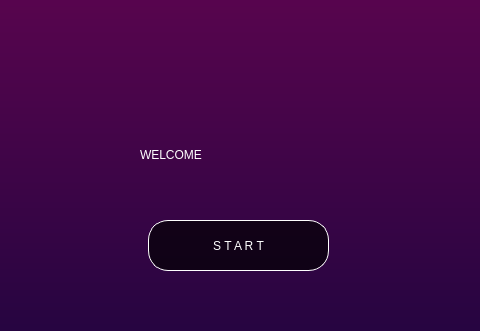
Qt form New_Assets/untitled.ui (CodeALPHA007/Shunya) before a commit; both pictures show x 437 to 917 and y 180 to 511 of the 1412 by 734 pixel window.
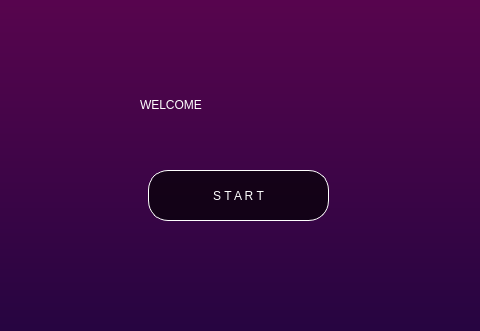
The same form after that commit.

```diff
--- a/New_Assets/untitled.ui
+++ b/New_Assets/untitled.ui
@@ -30,7 +30,7 @@
     <property name="geometry">
      <rect>
       <x>577</x>
-      <y>290</y>
+      <y>240</y>
       <width>201</width>
       <height>91</height>
      </rect>
@@ -60,7 +60,7 @@
     <property name="geometry">
      <rect>
       <x>585</x>
-      <y>400</y>
+      <y>350</y>
       <width>181</width>
       <height>51</height>
      </rect>
```
Left out of the diff: 3 changed lines with no effect on the pictures.
